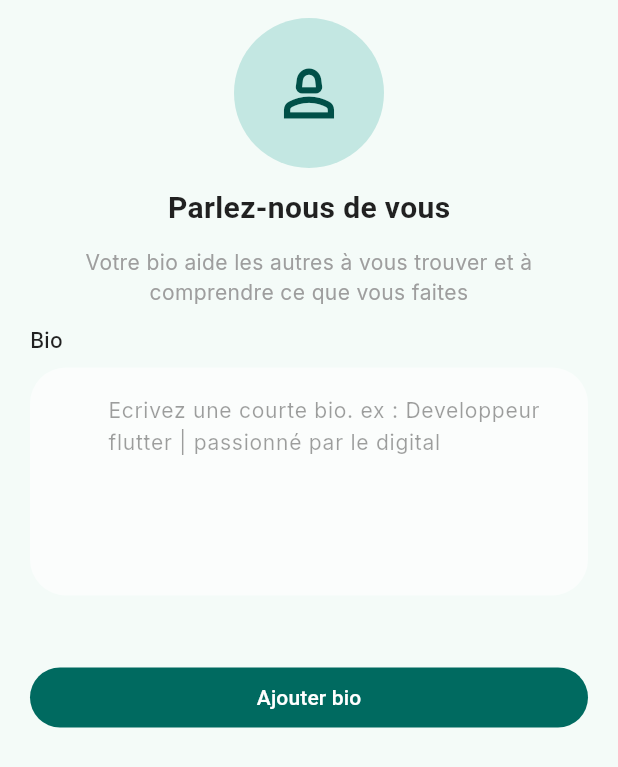
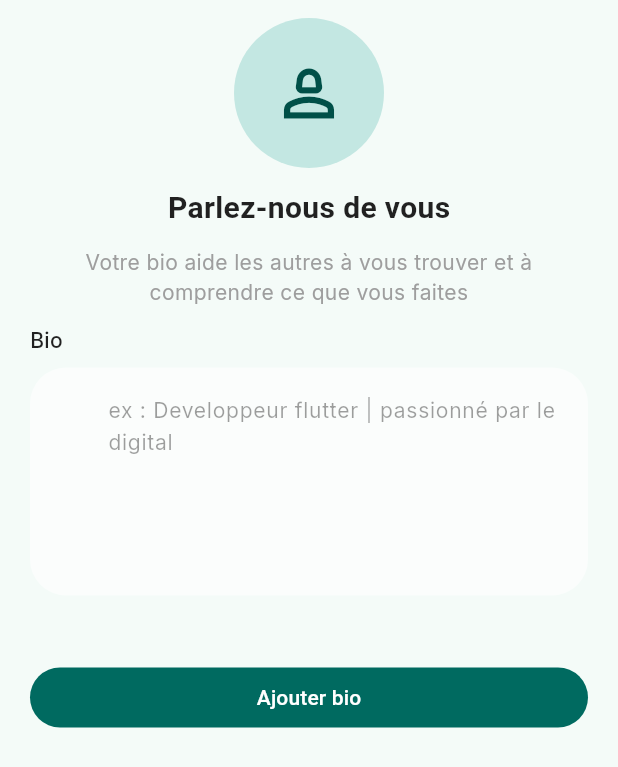
Before and after one commit to Idjibo33/Solink, a Flutter app: the OnBoardingScreen screen opened directly, on a phone screen of 412 x 824 dp. Shown: the top 767 px of the screen. Run offline on Flutter 3.47's test engine with Material 3 defaults, Android fonts, the phone set to English and light mode, and no system bars; our stand-ins replace cloud_firestore, firebase_auth, firebase_core, flutter_dotenv, gap, google_fonts; accounts and stored records are empty.

Commit message:
Utilisation de la nouvelle class TextFieldModel sur les screens

```diff
--- a/lib/Models/textfield.dart
+++ b/lib/Models/textfield.dart
@@ -7,8 +7,8 @@ class TextfieldModel {
   String hintTexte;
   TextEditingController texteController;
   TextfieldModel({
-    required this.lines,
-    required this.icone,
+    this.lines,
+    this.icone,
     required this.hintTexte,
     required this.labelTexte,
     required this.texteController,
--- a/lib/Views/Screens/Authentification/connexion_screen.dart
+++ b/lib/Views/Screens/Authentification/connexion_screen.dart
@@ -1,6 +1,7 @@
 import 'package:flutter/material.dart';
 import 'package:provider/provider.dart';
 import 'package:so_link/Models/naviguer_inscription_screen.dart';
+import 'package:so_link/Models/textfield.dart';
 import 'package:so_link/Providers/Auth/connexion_provider.dart';
 import 'package:so_link/Views/Widgets/bouton_principale.dart';
 import 'package:so_link/Views/Widgets/custom_container.dart';
@@ -34,10 +35,12 @@ class ConnexionScreen extends StatelessWidget {
                     spacing: 12,
                     children: [
                       CustomTextField(
-                        labelTexte: "email",
-                        hintTexte: "ex : djiboismaelzeno@gmail.com",
-                        icone: Icons.mail,
-                        texteController: emailController,
+                        values: TextfieldModel(
+                          icone: Icons.mail,
+                          hintTexte: "ex : djiboismaelzeno@gmail.com",
+                          labelTexte: "email",
+                          texteController: emailController,
+                        ),
                       ),
                       PasswordTextField(
                         labelTexte: "Mote de passe",
--- a/lib/Views/Screens/Authentification/inscription_screen.dart
+++ b/lib/Views/Screens/Authentification/inscription_screen.dart
@@ -1,5 +1,6 @@
 import 'package:flutter/material.dart';
 import 'package:provider/provider.dart';
+import 'package:so_link/Models/textfield.dart';
 import 'package:so_link/Providers/Auth/inscription_provider.dart';
 import 'package:so_link/Views/Widgets/bouton_principale.dart';
 import 'package:so_link/Views/Widgets/custom_container.dart';
@@ -41,22 +42,28 @@ class InscriptionScreen extends StatelessWidget {
                       spacing: 12,
                       children: [
                         CustomTextField(
+                          values: TextfieldModel(
+                            icone: Icons.person,
+                            hintTexte: "ex : Djibo Adamou",
                             labelTexte: "Nom",
-                          hintTexte: "ex : Djibo Adamou",
-                          icone: Icons.person,
                             texteController: nomController,
                           ),
+                        ),
                         CustomTextField(
+                          values: TextfieldModel(
+                            icone: Icons.person,
+                            hintTexte: "ex : Ismael",
                             labelTexte: "Prenom",
-                          hintTexte: "ex : Ismael",
-                          icone: Icons.person,
                             texteController: prenomController,
                           ),
+                        ),
                         CustomTextField(
+                          values: TextfieldModel(
+                            icone: Icons.mail,
+                            hintTexte: "ex : djiboismaelzeno@gmail.com",
                             labelTexte: "email",
-                          hintTexte: "ex : djiboismaelzeno@gmail.com",
-                          icone: Icons.mail,
                             texteController: emailController,
+                          ),
                         ),
                         PasswordTextField(
                           labelTexte: "Mot de passe",
--- a/lib/Views/Screens/Authentification/on_boarding_screen.dart
+++ b/lib/Views/Screens/Authentification/on_boarding_screen.dart
@@ -2,6 +2,7 @@ import 'package:flutter/material.dart';
 import 'package:gap/gap.dart';
 import 'package:provider/provider.dart';
 import 'package:so_link/Models/naviguer_auth_gate.dart';
+import 'package:so_link/Models/textfield.dart';
 import 'package:so_link/Providers/Utilisateur/utililsateur_provider.dart';
 import 'package:so_link/Views/Widgets/bouton_principale.dart';
 import 'package:so_link/Views/Widgets/custom_text_field.dart';
@@ -33,11 +34,13 @@ class OnBoardingScreen extends StatelessWidget {
                   textAlign: TextAlign.center,
                 ),
                 CustomTextField(
-                  labelTexte: "Bio",
-                  hintTexte:
-                      "Ecrivez une courte bio. ex : Developpeur flutter | passionné par le digital",
-                  lines: 5,
-                  texteController: textController,
+                  values: TextfieldModel(
+                    lines: 5,
+                    hintTexte:
+                        "ex : Developpeur flutter | passionné par le digital",
+                    labelTexte: "Bio",
+                    texteController: textController,
+                  ),
                 ),
                 Gap(20),
                 Consumer<UtililsateurProvider>(
--- a/lib/Views/Widgets/custom_text_field.dart
+++ b/lib/Views/Widgets/custom_text_field.dart
@@ -1,21 +1,10 @@
 import 'package:flutter/material.dart';
+import 'package:so_link/Models/textfield.dart';
 import 'package:so_link/constants.dart';
 
 class CustomTextField extends StatelessWidget {
-  final int? lines;
-  final IconData? icone;
-  final String labelTexte;
-  final String hintTexte;
-  final TextEditingController texteController;
-  const CustomTextField({
-    super.key,
-
-    required this.labelTexte,
-    required this.hintTexte,
-    this.icone,
-    this.lines,
-    required this.texteController,
-  });
+  final TextfieldModel values;
+  const CustomTextField({super.key, required this.values});
 
   @override
   Widget build(BuildContext context) {
@@ -25,15 +14,15 @@ class CustomTextField extends StatelessWidget {
         spacing: 8,
         crossAxisAlignment: CrossAxisAlignment.start,
         children: [
-          Text(labelTexte, style: textfieldLabel),
+          Text(values.labelTexte, style: textfieldLabel),
           TextField(
-            controller: texteController,
-            minLines: lines,
-            maxLines: lines,
+            controller: values.texteController,
+            minLines: values.lines,
+            maxLines: values.lines,
             decoration: InputDecoration(
-              prefixIcon: Icon(icone, color: Colors.black38),
-              hintText: hintTexte,
-              hintStyle: hintText,
+              prefixIcon: Icon(values.icone, color: Colors.black38),
+              hintText: values.hintTexte,
+              hintStyle: hintTextStyle,
               filled: true,
               fillColor: couleureSecondaire,
               border: OutlineInputBorder(
--- a/lib/constants.dart
+++ b/lib/constants.dart
@@ -4,7 +4,10 @@ import 'package:google_fonts/google_fonts.dart';
 const Color couleurePrincipale = Colors.teal;
 final Color couleureSecondaire = Colors.white.withValues(alpha: 0.6);
 const Color couleureBlancheDark = Colors.white54;
-TextStyle hintText = GoogleFonts.inter(fontSize: 14, color: Colors.black38);
+TextStyle hintTextStyle = GoogleFonts.inter(
+  fontSize: 14,
+  color: Colors.black38,
+);
 TextStyle textfieldLabel = GoogleFonts.inter(
   fontSize: 14,
   color: Colors.black87,
```
Lines whose indentation alone changed are shown as unchanged.
